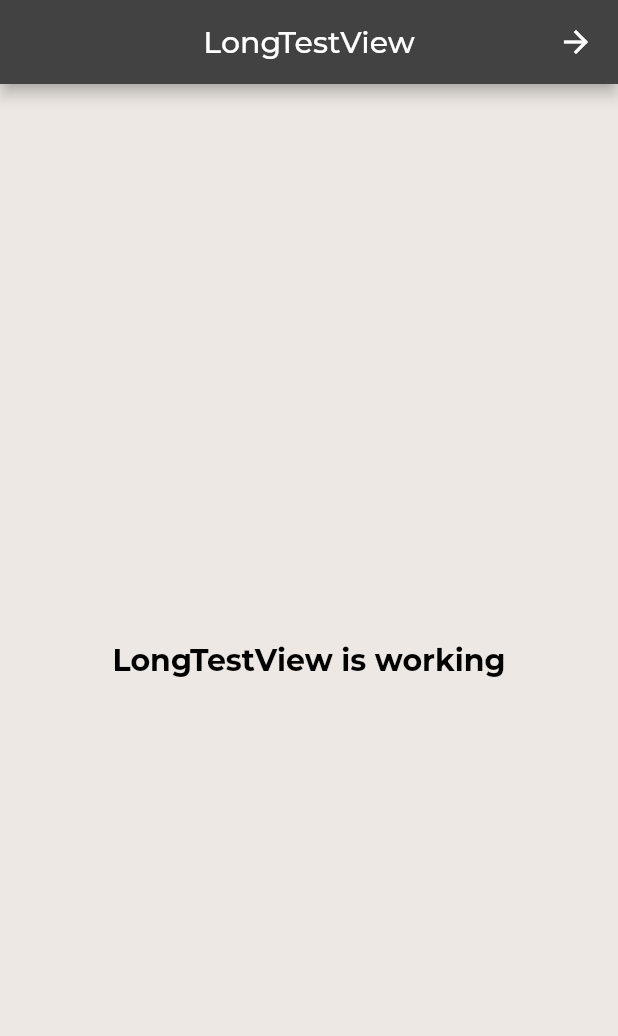
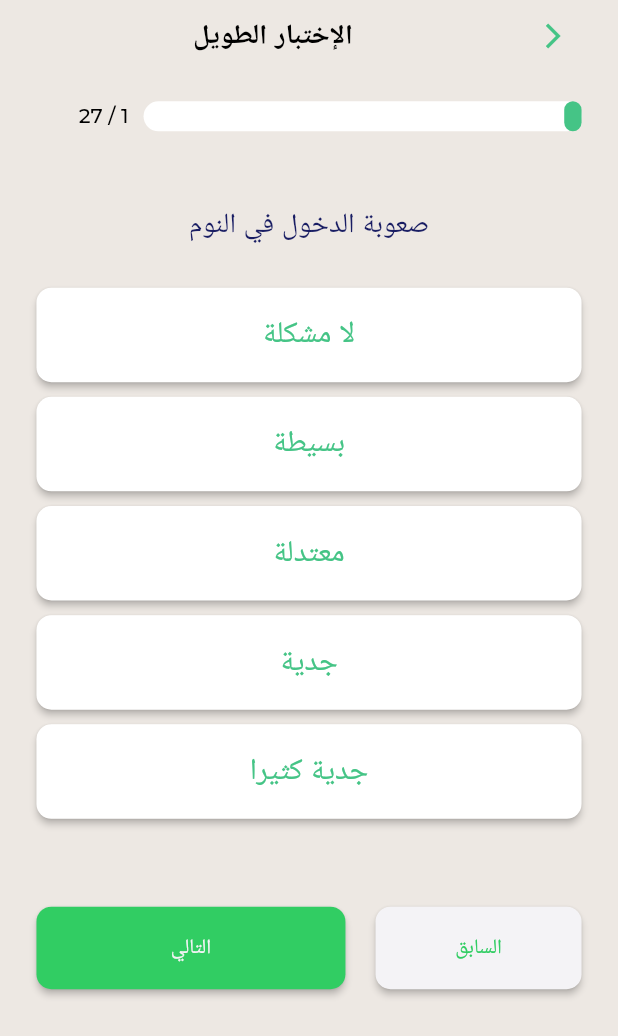
Before and after one commit to k-achraf/insomniac, a Flutter app: the LongTestView screen opened by its route, on a phone screen of 412 x 824 dp. Shown: the top 1036 px of the screen. Run offline on Flutter 3.47's test engine with Material 2 defaults, Android fonts, the light colour scheme and no system bars; our stand-ins replace flutter_screenutil, get, get_storage; missing offline and left inert: sklite; accounts and stored records are empty.

Commit message:
long test

```diff
--- /dev/null
+++ b/lib/app/components/input.dart
@@ -0,0 +1,39 @@
+import 'package:Insomniac/config/theme/colors.dart';
+import 'package:Insomniac/config/theme/styles.dart';
+import 'package:flutter/material.dart';
+
+class Input extends StatelessWidget {
+  final TextEditingController controller;
+  final String hint;
+
+  const Input({required this.controller, this.hint = 'Answer', Key? key}) : super(key: key);
+
+  @override
+  Widget build(BuildContext context) {
+    return TextField(
+      controller: controller,
+      decoration: InputDecoration(
+        border: OutlineInputBorder(
+          borderRadius: BorderRadius.circular(5.0),
+          borderSide: const BorderSide(
+            width: 1.0,
+            color: MyColors.secondColor
+          ),
+        ),
+        focusedBorder: OutlineInputBorder(
+          borderRadius: BorderRadius.circular(5.0),
+          borderSide: const BorderSide(
+            width: 1.0,
+            color: MyColors.primaryColor
+          ),
+        ),
+        filled: true,
+        fillColor: MyColors.boxColor,
+        hintText: hint,
+        hintStyle: Styles.captionTextStyle,
+      ),
+      style: Styles.body1TextStyle,
+      keyboardType: TextInputType.number,
+    );
+  }
+}
--- a/lib/app/modules/home/views/home_view.dart
+++ b/lib/app/modules/home/views/home_view.dart
@@ -58,7 +58,7 @@ class HomeView extends GetView<HomeController> {
                 width: context.width - 46.w,
                 child: Button(
                   onPressed: (){
-
+                    Get.toNamed(Routes.LONG_TEST);
                   },
                   text: 'takethelongtest'.tr,
                   bgColor: MyColors.selectedColor,
--- a/lib/app/modules/long_test/controllers/long_test_controller.dart
+++ b/lib/app/modules/long_test/controllers/long_test_controller.dart
@@ -1,23 +1,325 @@
+import 'dart:convert';
+
+import 'package:flutter/material.dart';
 import 'package:get/get.dart';
+import 'package:sklite/ensemble/forest.dart';
+import 'package:sklite/utils/io.dart';
+
+import '../../../data/enums/types.dart';
+import '../../../data/models/question.dart';
+import '../../../routes/app_pages.dart';
 
 class LongTestController extends GetxController {
-  //TODO: Implement LongTestController
-
-  final count = 0.obs;
   @override
   void onInit() {
     super.onInit();
   }
+  TextEditingController answerController = TextEditingController();
+  int question = 0;
+  List<Question> questions = [
+    Question(
+      question: 'question1'.tr,
+      type: Types.radio,
+      options: [
+        'none'.tr,
+        'mild'.tr,
+        'moderate'.tr,
+        'severe'.tr,
+        'verysever'.tr
+      ]
+    ),
+    Question(
+      question: 'question2'.tr,
+      type: Types.radio,
+      options: [
+        'none'.tr,
+        'mild'.tr,
+        'moderate'.tr,
+        'severe'.tr,
+        'verysever'.tr
+      ]
+    ),
+    Question(
+      question: 'question3'.tr,
+      type: Types.radio,
+      options: [
+        'none'.tr,
+        'mild'.tr,
+        'moderate'.tr,
+        'severe'.tr,
+        'verysever'.tr
+      ]
+    ),
+    Question(
+      question: 'question4'.tr,
+      type: Types.radio,
+      options: [
+        'vsat'.tr,
+        'satisfied'.tr,
+        'msat'.tr,
+        'dis'.tr,
+      ]
+    ),
+    Question(
+      question: 'question5'.tr,
+      type: Types.radio,
+      options: [
+        'notice'.tr,
+        'litnot'.tr,
+        'sw'.tr,
+        'muchnot'.tr,
+        'vmuchnot'.tr,
+      ]
+    ),
+    Question(
+      question: 'question6'.tr,
+      type: Types.radio,
+      options: [
+        'notice'.tr,
+        'litnot'.tr,
+        'sw'.tr,
+        'muchnot'.tr,
+        'vmuchnot'.tr,
+      ]
+    ),
+    Question(
+      question: 'question7'.tr,
+      type: Types.radio,
+      options: [
+        'notice'.tr,
+        'litnot'.tr,
+        'sw'.tr,
+        'muchnot'.tr,
+        'vmuchnot'.tr,
+      ]
+    ),
+    Question(
+      question: 'question8'.tr,
+      type: Types.text
+    ),
+    Question(
+      question: 'question9'.tr,
+      type: Types.text
+    ),
+    Question(
+      question: 'question10'.tr,
+      type: Types.text
+    ),
+    Question(
+      question: 'question11'.tr,
+      type: Types.text
+    ),
+    Question(
+      question: 'question12'.tr,
+      type: Types.text
+    ),
+    Question(
+      question: 'question13'.tr,
+      type: Types.radio,
+      options: [
+        'notd'.tr,
+        'less'.tr,
+        'once'.tr,
+        'three'.tr,
+      ]
+    ),
+    Question(
+      question: 'question14'.tr,
+      type: Types.radio,
+      options: [
+        'notd'.tr,
+        'less'.tr,
+        'once'.tr,
+        'three'.tr,
+      ]
+    ),
+    Question(
+      question: 'question15'.tr,
+      type: Types.radio,
+      options: [
+        'notd'.tr,
+        'less'.tr,
+        'once'.tr,
+        'three'.tr,
+      ]
+    ),
+    Question(
+      question: 'question16'.tr,
+      type: Types.radio,
+      options: [
+        'notd'.tr,
+        'less'.tr,
+        'once'.tr,
+        'three'.tr,
+      ]
+    ),
+    Question(
+      question: 'question17'.tr,
+      type: Types.radio,
+      options: [
+        'notd'.tr,
+        'less'.tr,
+        'once'.tr,
+        'three'.tr,
+      ]
+    ),
+    Question(
+      question: 'question18'.tr,
+      type: Types.radio,
+      options: [
+        'notd'.tr,
+        'less'.tr,
+        'once'.tr,
+        'three'.tr,
+      ]
+    ),
+    Question(
+      question: 'question19'.tr,
+      type: Types.radio,
+      options: [
+        'notd'.tr,
+        'less'.tr,
+        'once'.tr,
+        'three'.tr,
+      ]
+    ),
+    Question(
+      question: 'question20'.tr,
+      type: Types.radio,
+      options: [
+        'notd'.tr,
+        'less'.tr,
+        'once'.tr,
+        'three'.tr,
+      ]
+    ),
+    Question(
+      question: 'question21'.tr,
+      type: Types.radio,
+      options: [
+        'notd'.tr,
+        'less'.tr,
+        'once'.tr,
+        'three'.tr,
+      ]
+    ),
+    Question(
+      question: 'question22'.tr,
+      type: Types.radio,
+      options: [
+        'no'.tr,
+        'yes'.tr,
+      ]
+    ),
+    Question(
+      question: 'question23'.tr,
+      type: Types.radio,
+      options: [
+        'notd'.tr,
+        'less'.tr,
+        'once'.tr,
+        'three'.tr,
+      ]
+    ),
+    Question(
+      question: 'question24'.tr,
+      type: Types.radio,
+      options: [
+        'notd'.tr,
+        'less'.tr,
+        'once'.tr,
+        'three'.tr,
+      ]
+    ),
+    Question(
+      question: 'question25'.tr,
+      type: Types.radio,
+      options: [
+        'notd'.tr,
+        'less'.tr,
+        'once'.tr,
+        'three'.tr,
+      ]
+    ),
+    Question(
+      question: 'question26'.tr,
+      type: Types.radio,
+      options: [
+        'notd'.tr,
+        'less'.tr,
+        'once'.tr,
+        'three'.tr,
+      ]
+    ),
+    Question(
+      question: 'question27'.tr,
+      type: Types.radio,
+      options: [
+        'vgood'.tr,
+        'fgood'.tr,
+        'fbad'.tr,
+        'vbad'.tr,
+      ]
+    ),
+  ];
+  List<double> answers = List.generate(27, (index) => 0);
 
-  @override
-  void onReady() {
-    super.onReady();
+  nextQuestion(){
+    if(questions[question].type == Types.text){
+      if(answerController.text.isNotEmpty){
+        if(double.parse(answerController.text) >= 0 && double.parse(answerController.text) <= 60){
+          answers[question] = double.parse(answerController.text);
+          answerController.text = '';
+          next();
+        }
+      }
+    }
+    else{
+      if(answers[question] != 0){
+        next();
+      }
+    }
   }
 
-  @override
-  void onClose() {
-    super.onClose();
+  next(){
+    if(question < questions.length - 1){
+      question++;
+    }
+    else{
+      showResult();
+    }
+
+    update();
   }
 
-  void increment() => count.value++;
+  showResult() async{
+    String model = await loadModel('assets/models/rf_model.json');
+
+    RandomForestClassifier rfc = RandomForestClassifier.fromMap(json.decode(model));
+
+    int result = rfc.predict(answers);
+
+    Get.toNamed(Routes.RESULT, arguments: result);
+  }
+
+  previousQuestion(){
+    if(questions[question].type == Types.text){
+      answerController.text = answers[question - 1].toInt().toString();
+    }
+
+    if(question > 0){
+      question--;
+    }
+    update();
+  }
+
+  answer(int index){
+    if(answers[question] == index){
+      answers[question] = 0;
+    }
+    else{
+      answers[question] = index.toDouble();
+    }
+    update();
+  }
 }
--- a/lib/app/modules/long_test/views/long_test_view.dart
+++ b/lib/app/modules/long_test/views/long_test_view.dart
@@ -1,7 +1,15 @@
+import 'package:Insomniac/app/data/enums/types.dart';
 import 'package:flutter/material.dart';
+import 'package:flutter_screenutil/flutter_screenutil.dart';
 
 import 'package:get/get.dart';
 
+import '../../../../config/theme/colors.dart';
+import '../../../../config/theme/styles.dart';
+import '../../../components/button.dart';
+import '../../../components/input.dart';
+import '../../../components/select_button.dart';
+import '../../../services/storage.dart';
 import '../controllers/long_test_controller.dart';
 
 class LongTestView extends GetView<LongTestController> {
@@ -9,15 +17,122 @@ class LongTestView extends GetView<LongTestController> {
   @override
   Widget build(BuildContext context) {
     return Scaffold(
-      appBar: AppBar(
-        title: const Text('LongTestView'),
-        centerTitle: true,
-      ),
-      body: const Center(
-        child: Text(
-          'LongTestView is working',
-          style: TextStyle(fontSize: 20),
-        ),
+      body: SafeArea(
+        top: true,
+        bottom: true,
+        child: GetBuilder<LongTestController>(builder: (testController) {
+          return SingleChildScrollView(
+            physics: const BouncingScrollPhysics(),
+            padding: EdgeInsets.symmetric(horizontal: 23.w),
+            child: Column(
+              crossAxisAlignment: CrossAxisAlignment.center,
+              children: [
+                SizedBox(height: context.mediaQueryPadding.top,),
+                Row(
+                  mainAxisAlignment: MainAxisAlignment.spaceBetween,
+                  crossAxisAlignment: CrossAxisAlignment.center,
+                  children: [
+                    IconButton(
+                      onPressed: () {
+                        Get.back();
+                      },
+                      icon: const Icon(
+                        Icons.arrow_back_ios,
+                        size: 20,
+                        color: Color(0xFF45C486),
+                      ),
+                    ),
+                    Text(
+                      'ltest'.tr,
+                      style: Styles.headLine3TextStyle,
+                    ),
+                    const SizedBox()
+                  ],
+                ),
+                SizedBox(height: 20.h,),
+                Row(
+                  mainAxisAlignment: MainAxisAlignment.start,
+                  children: [
+                    Container(
+                      width: context.width - 120,
+                      height: 20,
+                      decoration: BoxDecoration(
+                        color: Colors.white,
+                        borderRadius: BorderRadius.circular(16)
+                      ),
+                      alignment: Storage.getCurrentLocal().languageCode.toLowerCase().contains('ar') ? Alignment.centerRight : Alignment.centerLeft,
+                      child: AnimatedContainer(
+                        duration: const Duration(milliseconds: 200),
+                        width: ((context.width - 100) / testController.questions.length) * (testController.question + 1),
+                        height: 20,
+                        decoration: BoxDecoration(
+                          color: const Color(0xFF45C486),
+                          borderRadius: BorderRadius.circular(16)
+                        ),
+                      ),
+                    ),
+                    const SizedBox(width: 10.0,),
+                    Text(
+                      '${testController.question +  1} / ${testController.questions.length}',
+                      style: Styles.body3TextStyle,
+                    )
+                  ],
+                ),
+                const SizedBox(height: 50,),
+                Text(
+                  testController.questions[testController.question].question,
+                  style: Styles.headLine2TextStyle,
+                ),
+                SizedBox(height: 30.h,),
+                if(testController.questions[testController.question].type == Types.text)
+                  ...[
+                    Input(
+                      controller: controller.answerController,
+                      hint: 'answer'.tr,
+                    ),
+                  ]
+                else
+                  for(int i = 0; i < testController.questions[testController.question].options!.length; i++)
+                    ...[
+                      SelectButton(
+                        text: testController.questions[testController.question].options![i],
+                        onPressed: (){
+                          controller.answer(i + 1);
+                        },
+                        selected: testController.answers[testController.question] == i + 1,
+                      ),
+                      SizedBox(height: 10.h,)
+                    ],
+                SizedBox(height: 50.h,),
+                Row(
+                  mainAxisAlignment: MainAxisAlignment.spaceBetween,
+                  children: [
+                    SizedBox(
+                      width: context.width / 3,
+                      child: Button(
+                        text: 'previous'.tr,
+                        onPressed: (){
+                          controller.previousQuestion();
+                        },
+                        bgColor: MyColors.selectedColor,
+                        textColor: MyColors.thirdColor,
+                      ),
+                    ),
+                    SizedBox(
+                      width: context.width / 2,
+                      child: Button(
+                        text: testController.question < controller.questions.length -1 ? 'next'.tr : 'showresult'.tr,
+                        onPressed: (){
+                          controller.nextQuestion();
+                        },
+                      ),
+                    ),
+                  ],
+                )
+              ],
+            ),
+          );
+        }),
       ),
     );
   }
--- a/lib/app/modules/short_test/controllers/short_test_controller.dart
+++ b/lib/app/modules/short_test/controllers/short_test_controller.dart
@@ -5,7 +5,6 @@ import 'package:get/get.dart';
 import 'package:sklite/naivebayes/naive_bayes.dart';
 import 'package:sklite/utils/io.dart';
 
-import '../../../data/enums/result.dart';
 import '../../../data/enums/types.dart';
 import '../../../data/models/question.dart';
 
--- a/lib/config/translation/ar_AR/ar_ar_translation.dart
+++ b/lib/config/translation/ar_AR/ar_ar_translation.dart
@@ -64,5 +64,6 @@ const Map<String, String> arAR = {
   "vbad":"سيء جدا",
   "no":"لا",
   "yes":"نعم",
-  "pnote":"بناءً على ردودك، يشير تقييمنا إلى أنك لا تظهر حاليًا أعراض الأرق. ومع ذلك، لا يزال من المهم توخي اليقظة والوعي بأي تغييرات في أنماط نومك أو صحتك العامة. نوصي بإعادة الاختبار بانتظام."
+  "pnote":"بناءً على ردودك، يشير تقييمنا إلى أنك لا تظهر حاليًا أعراض الأرق. ومع ذلك، لا يزال من المهم توخي اليقظة والوعي بأي تغييرات في أنماط نومك أو صحتك العامة. نوصي بإعادة الاختبار بانتظام.",
+  "answer": "الاجابة"
 };
--- a/lib/config/translation/en_US/en_us_translation.dart
+++ b/lib/config/translation/en_US/en_us_translation.dart
@@ -65,5 +65,6 @@ const Map<String, String> enUS = {
   "fbad":"Fairly bad",
   "vbad":"Very bad",
   "no":"No",
-  "yes":"Yes"
+  "yes":"Yes",
+  "answer": "Answer"
 };
--- a/lib/config/translation/fr_FR/fr_fr_translation.dart
+++ b/lib/config/translation/fr_FR/fr_fr_translation.dart
@@ -65,5 +65,6 @@ const Map<String, String> frFR = {
   "fbad":"Assez mauvaise",
   "vbad":"Très mauvaise",
   "no":"Non",
-  "yes":"Oui"
+  "yes":"Oui",
+  "answer": "Réponse"
 };
```
Also changed, not shown: assets/models/rf_model.json.
